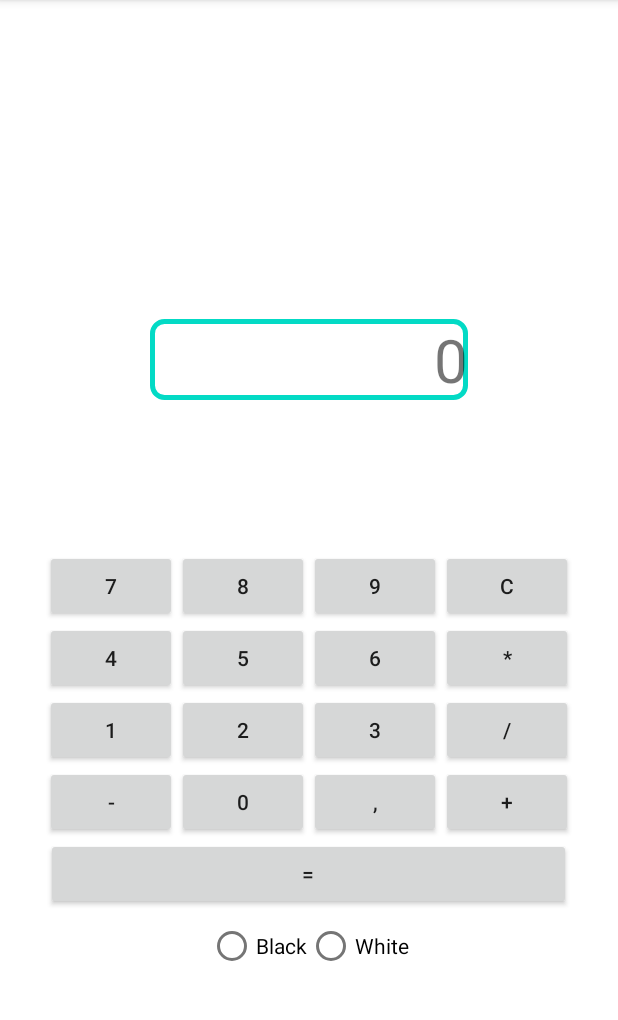
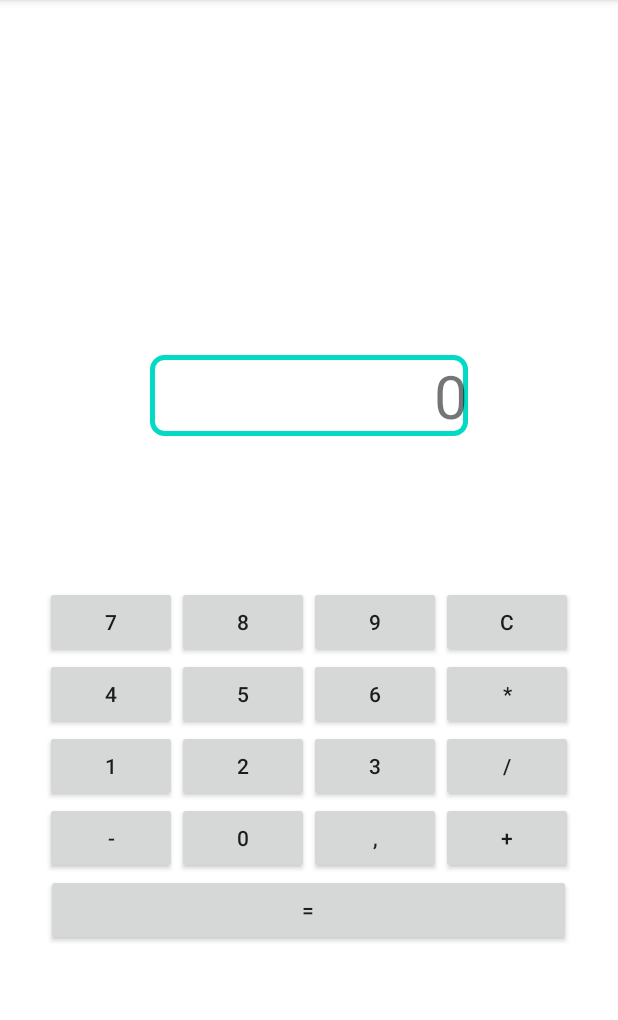
Before and after one commit to Chelt0n/gb_lessons, an Android app: the screen it shows after launch (MainActivity), after a tap on "CALCULATE", on a phone screen of 412 x 824 dp, the part 84-1104 px from its top. Run offline under Robolectric (Android 15) with nearby library versions, the phone set to English and light mode, and no system bars.

Commit message:
С помощью костылей добавил темы для всех активити интент-фильтр крашит у меня весь манифист зафтра доделаю

```diff
--- a/app/src/main/java/com/example/calculate/MainActivity.java
+++ b/app/src/main/java/com/example/calculate/MainActivity.java
@@ -8,16 +8,11 @@ import android.content.SharedPreferences;
 import android.os.Bundle;
 import android.view.View;
 import android.widget.Button;
-import android.widget.RadioButton;
 import android.widget.TextView;
 
 
-public class MainActivity extends AppCompatActivity implements View.OnClickListener  {
+public class MainActivity extends AppCompatActivity implements View.OnClickListener {
     static String TAG = "Counters";
-    final static int whiteTheme = 1;
-    final static int blackTheme = 2;
-    static final String KEY_SP = "sp";
-    static final String KEY_CURRENT_THEME = "current_theme";
 
     TextView textView;
     Button zero;
@@ -31,8 +26,6 @@ public class MainActivity extends AppCompatActivity implements View.OnClickListe
     Button eight;
     Button nine;
     Counters counters;
-    RadioButton whiteButton;
-    RadioButton blackButton;
 
     @Override
     protected void onCreate(Bundle savedInstanceState) {
@@ -40,28 +33,17 @@ public class MainActivity extends AppCompatActivity implements View.OnClickListe
         setTheme(getRealStyle(getCurrentTheme()));
         setContentView(R.layout.activity_main);
         initView();
-        theme();
         initListener();
         counters = new Counters();
 
     }
 
-    private void theme() {
-        switch (getCurrentTheme()) {
-            case 1:
-                whiteButton.setChecked(true);
-                break;
-            case 2:
-                blackButton.setChecked(true);
-                break;
-        }
-    }
 
     private int getRealStyle(int currentTheme) {
         switch (currentTheme) {
-            case whiteTheme:
+            case Settings.whiteTheme:
                 return R.style.whiteTheme;
-            case blackTheme:
+            case Settings.blackTheme:
                 return R.style.blackTheme;
 
             default:
@@ -69,25 +51,12 @@ public class MainActivity extends AppCompatActivity implements View.OnClickListe
         }
     }
 
-    private void setCurrentTheme(int currentTheme) {
-        SharedPreferences sharedPreferences = getSharedPreferences(KEY_SP, MODE_PRIVATE);
-        SharedPreferences.Editor editor = sharedPreferences.edit();
-        editor.putInt(KEY_CURRENT_THEME, currentTheme);
-        editor.apply();
+
+    private int getCurrentTheme() {
+        SharedPreferences sharedPreferences = getSharedPreferences(Settings.KEY_SP, MODE_PRIVATE);
+        return (sharedPreferences.getInt(Settings.KEY_CURRENT_THEME, -1));
     }
 
-    private int getCurrentTheme() {
-        SharedPreferences sharedPreferences = getSharedPreferences(KEY_SP, MODE_PRIVATE);
-        return (sharedPreferences.getInt(KEY_CURRENT_THEME, -1));
-    }
-
-
-    @Override
-    public void onSaveInstanceState(@NonNull Bundle instanceState) {
-        super.onSaveInstanceState(instanceState);
-        instanceState.putSerializable(TAG, counters);
-
-    }
 
     @Override
     protected void onRestoreInstanceState(@NonNull Bundle instanceState) {
@@ -112,20 +81,6 @@ public class MainActivity extends AppCompatActivity implements View.OnClickListe
         seven.setOnClickListener(this);
         eight.setOnClickListener(this);
         nine.setOnClickListener(this);
-        whiteButton.setOnClickListener(new View.OnClickListener() {
-            @Override
-            public void onClick(View v) {
-                setCurrentTheme(whiteTheme);
-                recreate();
-            }
-        });
-        blackButton.setOnClickListener(new View.OnClickListener() {
-            @Override
-            public void onClick(View v) {
-                setCurrentTheme(blackTheme);
-                recreate();
-            }
-        });
     }
 
     private void initView() {
@@ -140,8 +95,6 @@ public class MainActivity extends AppCompatActivity implements View.OnClickListe
         seven = findViewById(R.id.seven);
         eight = findViewById(R.id.eight);
         nine = findViewById(R.id.nine);
-        whiteButton = findViewById(R.id.whiteTheme);
-        blackButton = findViewById(R.id.blackTheme);
     }
 
 
--- a/app/src/main/java/com/example/calculate/MainMenu.java
+++ b/app/src/main/java/com/example/calculate/MainMenu.java
@@ -1,9 +1,10 @@
 package com.example.calculate;
 
-import androidx.annotation.NonNull;
+
 import androidx.appcompat.app.AppCompatActivity;
 
 import android.content.Intent;
+import android.content.SharedPreferences;
 import android.os.Bundle;
 import android.view.View;
 import android.widget.Button;
@@ -16,6 +17,7 @@ public class MainMenu extends AppCompatActivity {
     @Override
     protected void onCreate(Bundle savedInstanceState) {
         super.onCreate(savedInstanceState);
+        setTheme(getRealStyle(getCurrentTheme()));
         setContentView(R.layout.activity_menu);
         calculate = findViewById(R.id.calculate);
         settings = findViewById(R.id.settings);
@@ -37,4 +39,21 @@ public class MainMenu extends AppCompatActivity {
 
     }
 
+    private int getCurrentTheme() {
+        SharedPreferences sharedPreferences = getSharedPreferences(Settings.KEY_SP, MODE_PRIVATE);
+        return (sharedPreferences.getInt(Settings.KEY_CURRENT_THEME, -1));
+    }
+
+    private int getRealStyle(int currentTheme) {
+        switch (currentTheme) {
+            case Settings.whiteTheme:
+                return R.style.whiteTheme;
+            case Settings.blackTheme:
+                return R.style.blackTheme;
+
+            default:
+                return 0;
+        }
+    }
+
 }
--- a/app/src/main/java/com/example/calculate/Settings.java
+++ b/app/src/main/java/com/example/calculate/Settings.java
@@ -1,6 +1,5 @@
 package com.example.calculate;
 
-import androidx.annotation.NonNull;
 import androidx.appcompat.app.AppCompatActivity;
 
 import android.content.Intent;
@@ -10,7 +9,7 @@ import android.view.View;
 import android.widget.Button;
 import android.widget.RadioButton;
 
-public class Settings extends AppCompatActivity  {
+public class Settings extends AppCompatActivity {
     final static int whiteTheme = 1;
     final static int blackTheme = 2;
     Button back;
@@ -58,7 +57,6 @@ public class Settings extends AppCompatActivity  {
         });
 
 
-
     }
 
     private void setCurrentTheme(int currentTheme) {
@@ -72,6 +70,7 @@ public class Settings extends AppCompatActivity  {
         SharedPreferences sharedPreferences = getSharedPreferences(KEY_SP, MODE_PRIVATE);
         return (sharedPreferences.getInt(KEY_CURRENT_THEME, -1));
     }
+
     private int getRealStyle(int currentTheme) {
         switch (currentTheme) {
             case whiteTheme:
--- a/app/src/main/res/layout-land/activity_main.xml
+++ b/app/src/main/res/layout-land/activity_main.xml
@@ -14,11 +14,10 @@
         android:layout_width="300dp"
         android:layout_height="wrap_content"
         android:layout_margin="10dp"
+        android:background="@drawable/input_text"
         android:gravity="right"
-        android:background="@drawable/input_text"
         android:text="@string/textView"
         android:textSize="@dimen/textViewSize" />
-
 
 
     <LinearLayout
@@ -157,29 +156,5 @@
 
     </LinearLayout>
 
-    <LinearLayout
-        android:layout_width="wrap_content"
-        android:layout_height="wrap_content">
-
-        <RadioGroup
-            android:layout_width="wrap_content"
-            android:layout_height="wrap_content"
-            android:orientation="horizontal">
-
-            <RadioButton
-                android:id="@+id/blackTheme"
-                android:layout_width="wrap_content"
-                android:layout_height="wrap_content"
-                android:text="@string/black_theme" />
-
-            <RadioButton
-                android:id="@+id/whiteTheme"
-                android:layout_width="wrap_content"
-                android:layout_height="wrap_content"
-                android:text="@string/white_theme" />
-        </RadioGroup>
-
-
-    </LinearLayout>
 
 </LinearLayout>
--- a/app/src/main/res/layout/activity_main.xml
+++ b/app/src/main/res/layout/activity_main.xml
@@ -14,8 +14,8 @@
         android:layout_width="match_parent"
         android:layout_height="wrap_content"
         android:layout_margin="100dp"
+        android:background="@drawable/input_text"
         android:gravity="right"
-        android:background="@drawable/input_text"
         android:text="@string/textView"
         android:textSize="@dimen/textViewSize" />
 
@@ -156,30 +156,5 @@
 
     </LinearLayout>
 
-    <LinearLayout
-        android:layout_width="wrap_content"
-        android:layout_height="wrap_content">
-
-        <RadioGroup
-            android:layout_width="wrap_content"
-            android:layout_height="wrap_content"
-            android:orientation="horizontal">
-
-            <RadioButton
-                android:id="@+id/blackTheme"
-                android:layout_width="wrap_content"
-                android:layout_height="wrap_content"
-                android:text="@string/black_theme" />
-
-            <RadioButton
-                android:id="@+id/whiteTheme"
-                android:layout_width="wrap_content"
-                android:layout_height="wrap_content"
-                android:text="@string/white_theme" />
-        </RadioGroup>
-
-
-    </LinearLayout>
-
 
 </LinearLayout>
--- a/app/src/main/res/values/dimens.xml
+++ b/app/src/main/res/values/dimens.xml
@@ -2,5 +2,5 @@
 <resources>
     <dimen name="button_text_size">35sp</dimen>
     <dimen name="textViewSize">40sp</dimen>
-    <dimen name="buttonWightSize">200dp</dimen>
+    <dimen name="buttonWightSize">250dp</dimen>
 </resources>
```
